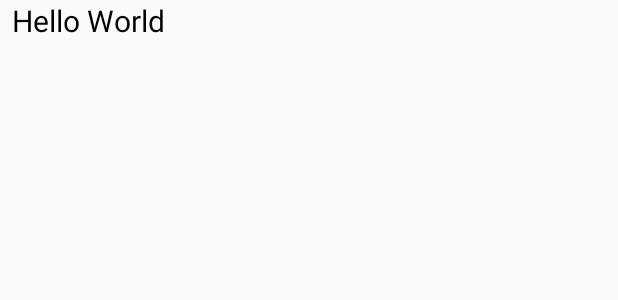
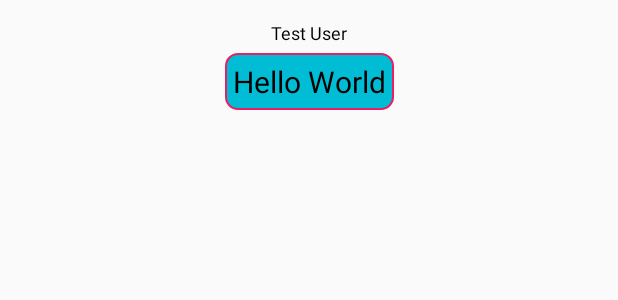
Before and after one commit to MustagheesButt/LiteChatter, an Android app: the layout chatmessage_listitem_view.xml on its own in the app's theme, with its tools: preview values and no code run, on a phone screen of 412 x 824 dp. Shown: the top 300 px of the screen. Run offline under Robolectric (Android 15) with nearby library versions, the light colour scheme and no system bars; Roboto replaces fonts that are not available here.

Commit message:
can send messages

```diff
--- a/app/src/main/java/com/example/litechatter/screens/chatroom/PrivateChatRoomActivity.kt
+++ b/app/src/main/java/com/example/litechatter/screens/chatroom/PrivateChatRoomActivity.kt
@@ -49,9 +49,11 @@ class PrivateChatRoomActivity : AppCompatActivity() {
 
         binding.sendMsgBtn.setOnClickListener {
             val msg = ChatMessage(
-                viewModel.currentUser?.displayName!!,
+                if (viewModel.currentUser?.uid == viewModel.privateChatRoom.value?.user1) "user2" else "user1",
                 binding.msgTextBox.text.toString()
             )
+
+            viewModel.sendChatMessage(msg)
 
             binding.msgTextBox.setText("")
         }
--- /dev/null
+++ b/app/src/main/res/drawable/chat_bubble.xml
@@ -0,0 +1,13 @@
+<?xml version="1.0" encoding="UTF-8"?>
+<shape xmlns:android="http://schemas.android.com/apk/res/android">
+    <solid android:color="#00BCD4"/>
+
+    <stroke android:width="1.5dp"
+        android:color="#E91E63"
+        />
+
+    <corners android:bottomRightRadius="8dp"
+        android:bottomLeftRadius="8dp"
+        android:topLeftRadius="8dp"
+        android:topRightRadius="8dp"/>
+</shape>
--- a/app/src/main/res/layout/chatmessage_listitem_view.xml
+++ b/app/src/main/res/layout/chatmessage_listitem_view.xml
@@ -19,19 +19,38 @@
         android:onClick="@{ () -> clickListener.onClick(chatMessage) }">
 
         <TextView
-            android:id="@+id/msg"
-            android:layout_width="0dp"
+            android:id="@+id/userName"
+            android:layout_width="wrap_content"
             android:layout_height="wrap_content"
             android:layout_marginStart="8dp"
+            android:layout_marginTop="8dp"
+            android:layout_marginEnd="8dp"
+            android:padding="5dp"
+            android:text="@{chatMessage.sender}"
+            android:textColor="@android:color/black"
+            android:textSize="12sp"
+            app:layout_constraintEnd_toEndOf="parent"
+            app:layout_constraintHorizontal_bias="@{ chatMessage.sender.equals(`user1`) ? 0.0f : 1.0f}"
+            app:layout_constraintStart_toStartOf="parent"
+            app:layout_constraintTop_toTopOf="parent"
+            tools:text="Test User" />
+
+        <TextView
+            android:id="@+id/msg"
+            android:layout_width="wrap_content"
+            android:layout_height="wrap_content"
+            android:layout_marginStart="8dp"
+            android:layout_marginEnd="8dp"
+            android:background="@drawable/chat_bubble"
+            android:padding="5dp"
             android:text="@{chatMessage.msg}"
             android:textColor="@android:color/black"
             android:textSize="20sp"
             app:layout_constraintEnd_toEndOf="parent"
+            app:layout_constraintHorizontal_bias="@{ chatMessage.sender.equals(`user1`) ? 0.0f : 1.0f}"
             app:layout_constraintStart_toStartOf="parent"
-            app:layout_constraintTop_toTopOf="parent"
+            app:layout_constraintTop_toBottomOf="@+id/userName"
             tools:text="Hello World" />
-
-        <!-- Preview of message -->
 
     </androidx.constraintlayout.widget.ConstraintLayout>
 </layout>
```
Also changed, not shown: app/src/main/java/com/example/litechatter/helpers/BindingAdapters.kt (+10 -0 lines), app/src/main/java/com/example/litechatter/screens/chatroom/ChatRoomViewModel.kt (+9 -3 lines), app/src/main/res/layout/activity_private_chat_room.xml (+0 -43 lines).
